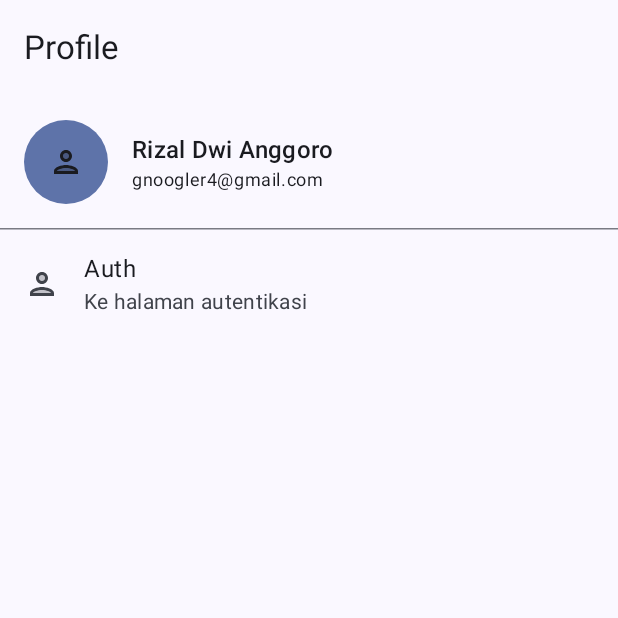
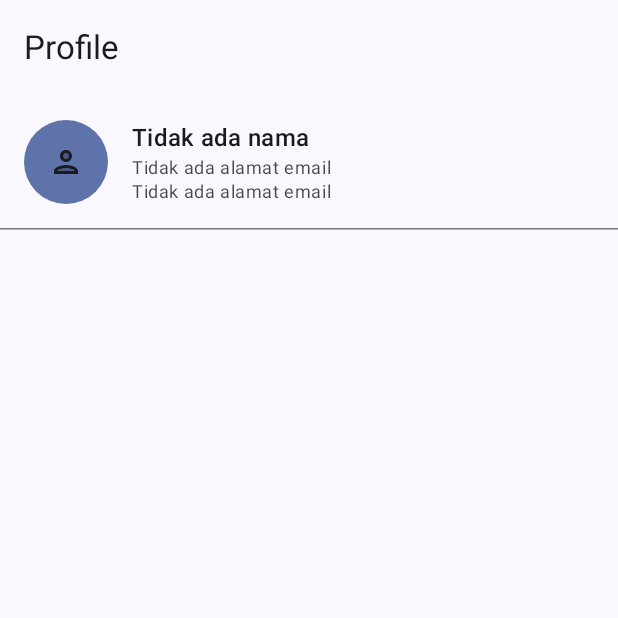
Before and after one commit to unitip/mobile-native, an Android app built with Jetpack Compose: the composable ProfileScreen shown on its own in the app's theme, on a phone screen of 412 x 824 dp, the top half of it. Run offline under Robolectric (Android 15) with nearby library versions, the phone set to English and light mode, and no system bars; our stand-ins replace Dagger/Hilt's generated code; 5 statements that could not run were skipped.

Commit message:
feat: view model to save session

```diff
--- a/app/src/main/java/com/unitip/mobile/features/auth/presentation/screens/AuthScreen.kt
+++ b/app/src/main/java/com/unitip/mobile/features/auth/presentation/screens/AuthScreen.kt
@@ -34,9 +34,11 @@ import com.unitip.mobile.R
 import com.unitip.mobile.core.navigation.Routes
 import com.unitip.mobile.features.auth.presentation.states.AuthStateDetail
 import com.unitip.mobile.features.auth.presentation.viewmodels.AuthViewModel
+import com.unitip.mobile.shared.presentation.viewmodels.SessionViewModel
 
 @Composable
 fun AuthScreen(
+    sessionViewModel: SessionViewModel = hiltViewModel(),
     viewModel: AuthViewModel = hiltViewModel(),
     onNavigate: (route: Any) -> Unit,
     onDone: () -> Unit,
@@ -55,6 +57,7 @@ fun AuthScreen(
         with(uiState.detail) {
             when (this) {
                 is AuthStateDetail.Success -> {
+                    sessionViewModel.refresh()
                     onDone()
                     viewModel.resetState()
                 }
--- a/app/src/main/java/com/unitip/mobile/features/setting/presentation/Screen.kt
+++ b/app/src/main/java/com/unitip/mobile/features/setting/presentation/ProfileScreen.kt
@@ -1,7 +1,6 @@
 package com.unitip.mobile.features.setting.presentation
 
 import androidx.compose.foundation.background
-import androidx.compose.foundation.clickable
 import androidx.compose.foundation.layout.Box
 import androidx.compose.foundation.layout.Column
 import androidx.compose.foundation.layout.Row
@@ -15,23 +14,28 @@ import androidx.compose.material.icons.twotone.Person
 import androidx.compose.material3.ExperimentalMaterial3Api
 import androidx.compose.material3.HorizontalDivider
 import androidx.compose.material3.Icon
-import androidx.compose.material3.ListItem
 import androidx.compose.material3.MaterialTheme
 import androidx.compose.material3.Scaffold
 import androidx.compose.material3.Text
 import androidx.compose.material3.TopAppBar
 import androidx.compose.runtime.Composable
+import androidx.compose.runtime.collectAsState
 import androidx.compose.ui.Alignment
 import androidx.compose.ui.Modifier
+import androidx.compose.ui.draw.alpha
 import androidx.compose.ui.draw.clip
 import androidx.compose.ui.unit.dp
-import com.unitip.mobile.core.navigation.Routes
+import androidx.hilt.navigation.compose.hiltViewModel
+import com.unitip.mobile.shared.presentation.viewmodels.SessionViewModel
 
 @OptIn(ExperimentalMaterial3Api::class)
 @Composable
 fun ProfileScreen(
+    sessionViewModel: SessionViewModel = hiltViewModel(),
     onNavigate: (route: Any) -> Unit = {},
 ) {
+    val session = sessionViewModel.session.collectAsState()
+
     Scaffold(
         topBar = {
             TopAppBar(
@@ -65,19 +69,24 @@ fun ProfileScreen(
                     )
                 }
                 Column(modifier = Modifier.padding(start = 16.dp)) {
-                    Text("Rizal Dwi Anggoro", style = MaterialTheme.typography.titleMedium)
-                    Text("gnoogler4@gmail.com", style = MaterialTheme.typography.bodySmall)
+                    Text(
+                        text = session.value?.name ?: "Tidak ada nama",
+                        style = MaterialTheme.typography.titleMedium
+                    )
+                    Text(
+                        text = session.value?.email ?: "Tidak ada alamat email",
+                        style = MaterialTheme.typography.bodySmall,
+                        modifier = Modifier.alpha(.8f)
+                    )
+                    Text(
+                        text = session.value?.token ?: "Tidak ada alamat email",
+                        style = MaterialTheme.typography.bodySmall,
+                        modifier = Modifier.alpha(.8f)
+                    )
                 }
             }
 
             HorizontalDivider()
-
-            ListItem(
-                leadingContent = { Icon(Icons.TwoTone.Person, contentDescription = null) },
-                headlineContent = { Text("Auth") },
-                supportingContent = { Text("Ke halaman autentikasi") },
-                modifier = Modifier.clickable { onNavigate(Routes.Auth) }
-            )
         }
     }
 }
--- /dev/null
+++ b/app/src/main/java/com/unitip/mobile/shared/presentation/viewmodels/SessionViewModel.kt
@@ -0,0 +1,26 @@
+package com.unitip.mobile.shared.presentation.viewmodels
+
+import androidx.lifecycle.ViewModel
+import com.unitip.mobile.shared.data.models.Session
+import com.unitip.mobile.shared.data.repositories.SessionRepository
+import dagger.hilt.android.lifecycle.HiltViewModel
+import kotlinx.coroutines.flow.MutableStateFlow
+import javax.inject.Inject
+
+@HiltViewModel
+class SessionViewModel @Inject constructor(
+    private val sessionRepository: SessionRepository,
+) : ViewModel() {
+    private val _session = MutableStateFlow<Session?>(null)
+    val session get() = _session
+
+    init {
+        refresh()
+    }
+
+    fun refresh() {
+        sessionRepository.read().onRight {
+            _session.value = it
+        }
+    }
+}
```
